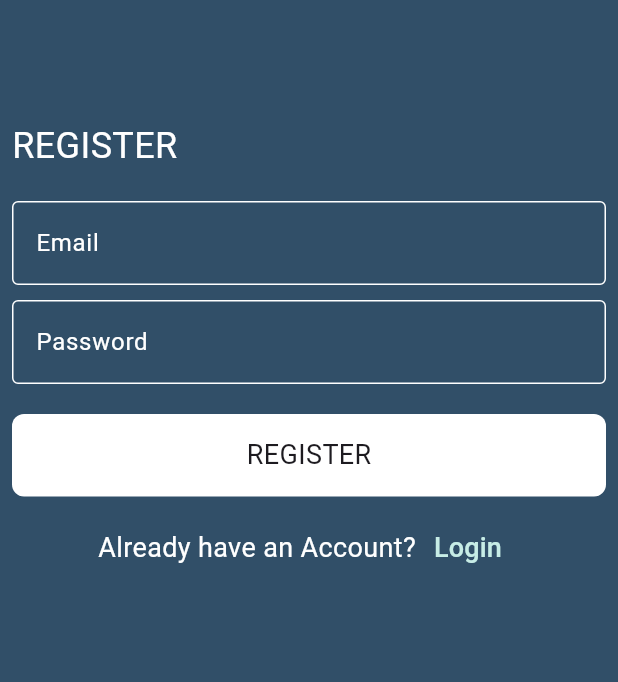
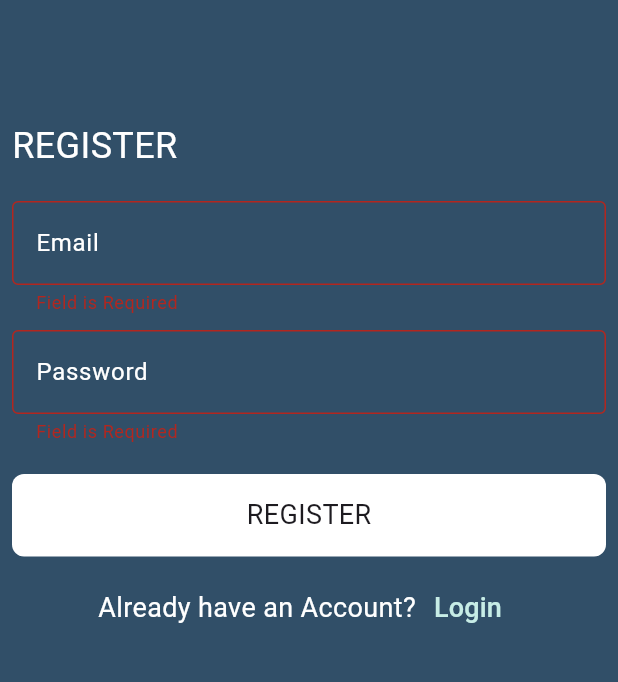
Before and after one commit to yasser-osamaa/Simple-Chat-App, a Flutter app: the RegisterView screen opened by its route, after a tap on "REGISTER", on a phone screen of 412 x 824 dp, the part 339-1021 px from its top. Run offline on Flutter 3.47's test engine with Material 3 defaults, Android fonts, the phone set to English and light mode, and no system bars; our stand-ins replace firebase_auth, firebase_core; accounts and stored records are empty.

Commit message:
add form widget, global key and validation for each textFormField

```diff
--- a/lib/widgets/custom_text_field.dart
+++ b/lib/widgets/custom_text_field.dart
@@ -7,6 +7,11 @@ class CustomTextField extends StatelessWidget {
   @override
   Widget build(BuildContext context) {
     return TextFormField(
+      validator: (value) {
+        if (value!.isEmpty) {
+          return 'Field is Required';
+        }
+      },
       onChanged: onChanged,
       style: const TextStyle(color: Colors.white),
       decoration: InputDecoration(
--- a/lib/widgets/register_view_body.dart
+++ b/lib/widgets/register_view_body.dart
@@ -12,11 +12,13 @@ class RegisterViewBody extends StatefulWidget {
 
 class _RegisterViewBodyState extends State<RegisterViewBody> {
   String? email, password;
-
+  GlobalKey<FormState> formKey = GlobalKey();
   @override
   Widget build(BuildContext context) {
     return Padding(
       padding: const EdgeInsets.symmetric(horizontal: 8),
+      child: Form(
+        key: formKey,
         child: SingleChildScrollView(
           child: Column(
             children: [
@@ -63,6 +65,7 @@ class _RegisterViewBodyState extends State<RegisterViewBody> {
               ),
               CustomButton(
                 onTap: () async {
+                  if (formKey.currentState!.validate()) {
                     try {
                       await registerUser();
                       // ignore: use_build_context_synchronously
@@ -74,6 +77,7 @@ class _RegisterViewBodyState extends State<RegisterViewBody> {
                       } else if (e.code == 'email-already-in-use') {
                         // ignore: use_build_context_synchronously
                         showSnackBar(context, 'Email Already Exist');
+                      }
                     }
                   }
                 },
@@ -109,6 +113,7 @@ class _RegisterViewBodyState extends State<RegisterViewBody> {
             ],
           ),
         ),
+      ),
     );
   }
 
```
Also changed, not shown: lib/widgets/login_view_body.dart (+11 -1 lines). Lines whose indentation alone changed are shown as unchanged.
